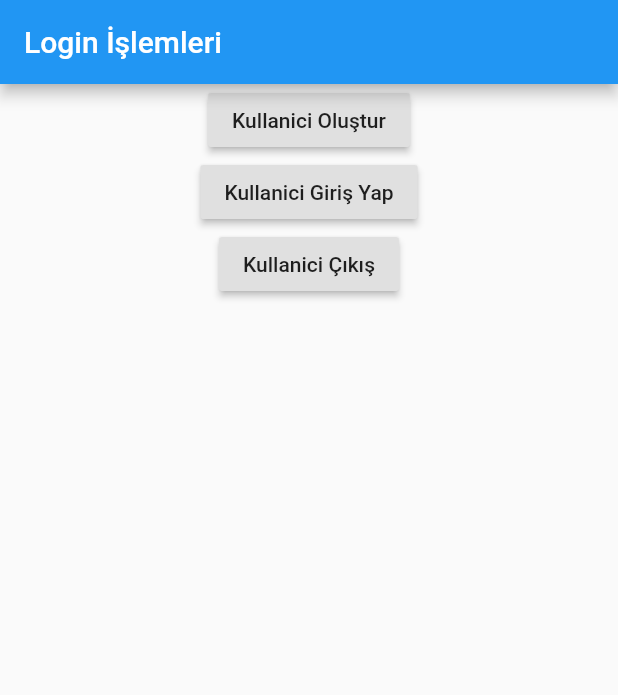
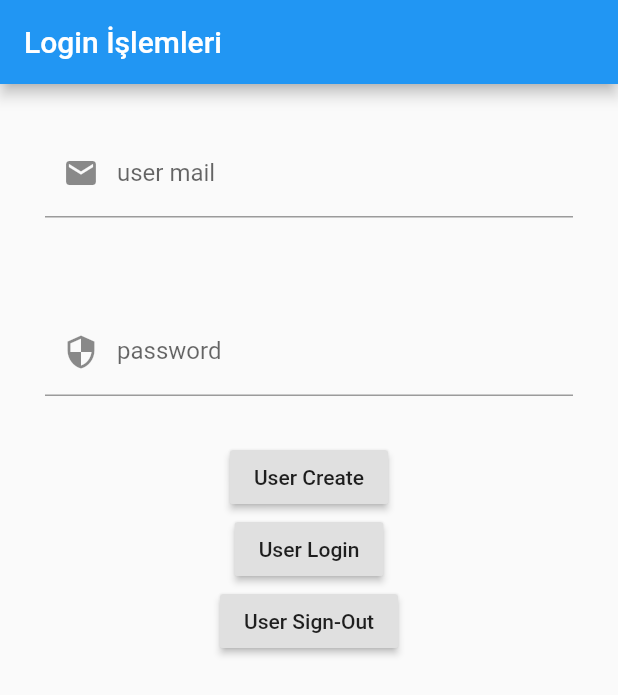
Before and after one commit to ysferdgnn/flutterFirebaseDemo, a Flutter app: the screen it shows after launch, on a phone screen of 412 x 824 dp. Shown: the top 695 px of the screen. Run offline on Flutter 3.47's test engine with Material 2 defaults, Android fonts, the phone set to English and light mode, and no system bars; our stand-ins replace firebase_auth, firebase_core; accounts and stored records are empty.

Commit message:
added createUser signIn signOut methods. added alert dialog

```diff
--- a/lib/loginIslemleri.dart
+++ b/lib/loginIslemleri.dart
@@ -1,5 +1,6 @@
+import 'package:firebase_auth/firebase_auth.dart';
 import 'package:flutter/material.dart';
-import 'package:firebase_auth/firebase_auth.dart';
+import 'package:flutter/services.dart';
 FirebaseAuth _auth = FirebaseAuth.instance;
 
 class LoginIslemleri extends StatefulWidget {
@@ -8,45 +9,165 @@ class LoginIslemleri extends StatefulWidget {
 }
 
 class _LoginIslemleriState extends State<LoginIslemleri> {
+  String mail="";
+  String pass="";
+
+
   @override
   Widget build(BuildContext context) {
+
+    _auth
+        .authStateChanges()
+        .listen((User user) {
+      if (user == null) {
+        print('User is currently signed out!');
+      } else {
+        print('User is signed in!');
+      }
+    });
+
     return Scaffold(
       appBar: AppBar(title: Text("Login İşlemleri"),),
-      body: Center(
+      body: SingleChildScrollView(
+        child: Center(
             child: Column(
               children: <Widget>[
+
+                Padding(
+                  padding: const EdgeInsets.all(30.0),
+                  child: TextField(
+                    textDirection: TextDirection.ltr,
+                    keyboardType: TextInputType.emailAddress,
+                    decoration: InputDecoration(
+                      prefixIcon: Icon(Icons.mail),
+                      labelText: "user mail",
+                      hintText: "abc@abc.com"
+                    ),
+                    onChanged: (mail){
+                      setState(() {
+                        this.mail=mail;
+                      });
+                    },
+                  ),
+                ),
+                Padding(
+                  padding: const EdgeInsets.all(30.0),
+                  child: TextField(
+                    textDirection: TextDirection.ltr,
+                    keyboardType: TextInputType.visiblePassword,
+                    decoration: InputDecoration(
+                      prefixIcon: Icon(Icons.security),
+                      labelText: "password",
+                      hintText: "123av"
+                    ),
+                    onChanged: (pass){
+                      setState(() {
+                        this.pass=pass;
+                      });
+                    },
+                  ),
+                ),
+
                 RaisedButton(
-              child: Text("Kullanici Oluştur"),
-              onPressed: _kullaniciOlustur,
+                  child: Text("User Create"),
+                  onPressed: _createUser,
                 ),
                 RaisedButton(
-              child: Text("Kullanici Giriş Yap"),
-              onPressed: _kullaniciOlustur,
+                  child: Text("User Login"),
+                  onPressed: _signIn,
                 ),
                 RaisedButton(
-              child: Text("Kullanici Çıkış"),
-              onPressed: _kullaniciOlustur,
+                  child: Text("User Sign-Out"),
+                  onPressed: _signOut,
                 ),
 
               ],
             )
         ),
+      )
     );
   }
 
-  void _kullaniciOlustur() async {
+
+
+  void _createUser() async{
+    if(this.mail!="" && this.pass!=""){
       try{
-      UserCredential _credentials=await _auth.createUserWithEmailAndPassword(
-          email: "ysferdgnn1",
-          password: "123456789");
-
-      User _yeniuser=_credentials.user;
-      debugPrint(_yeniuser.toString());
-
-    }
-    catch(e){
+        debugPrint("Mail: "+this.mail);
+        debugPrint("Pass: "+this.pass);
+        UserCredential _userCredential= await _auth.createUserWithEmailAndPassword(email: this.mail, password: this.pass);
+        User _newUser= _userCredential.user;
+        await _newUser.sendEmailVerification();
+       debugPrint( _userCredential.user.toString());
+       _showMyDialog("Create User Successful sended a verification mail.Please verify your account");
+      }catch(e){
         debugPrint(e.toString());
+        _showMyDialog("An error occurred on create user: "+e.toString());
       }
 
     }
   }
+
+  void _signIn() async{
+    if(this.mail!="" && this.pass!=""){
+      try{
+        debugPrint("Mail: "+this.mail);
+        debugPrint("Pass: "+this.pass);
+        UserCredential _userCredential= await _auth.signInWithEmailAndPassword(email: this.mail, password: this.pass);
+        if(!_userCredential.user.emailVerified){
+          _showMyDialog("Please verify your account");
+          debugPrint("Email not verified");
+          _auth.signOut();
+        }
+        debugPrint( _userCredential.user.toString());
+        _showMyDialog("SignIn successful");
+      }catch(e){
+        debugPrint(e.toString());
+        _showMyDialog(" An error occurred on  sign-In:"+e.toString());
+      }
+
+    }
+  }
+
+  void _signOut() async{
+    if(_auth.currentUser!=null){
+        try{
+            await _auth.signOut();
+            _showMyDialog("SignOut successful");
+        }catch(e){
+          _showMyDialog(" An error occurred on  sign-Out:"+e.toString());
+        }
+
+    }
+  }
+
+  Future<void> _showMyDialog(String _message) async {
+    return showDialog<void>(
+      context: context,
+      barrierDismissible: false, // user must tap button!
+      builder: (BuildContext context) {
+        return AlertDialog(
+          title: Text(''),
+
+          content: SingleChildScrollView(
+            child: ListBody(
+              children: <Widget>[
+                Text(_message),
+
+              ],
+            ),
+          ),
+          actions: <Widget>[
+            RaisedButton(
+              child: Text("close"),
+              onPressed: (){
+                Navigator.of(context).pop();
+              },
+            )
+          ],
+
+        );
+      },
+    );
+  }
+}
```
Lines whose indentation alone changed are shown as unchanged.
